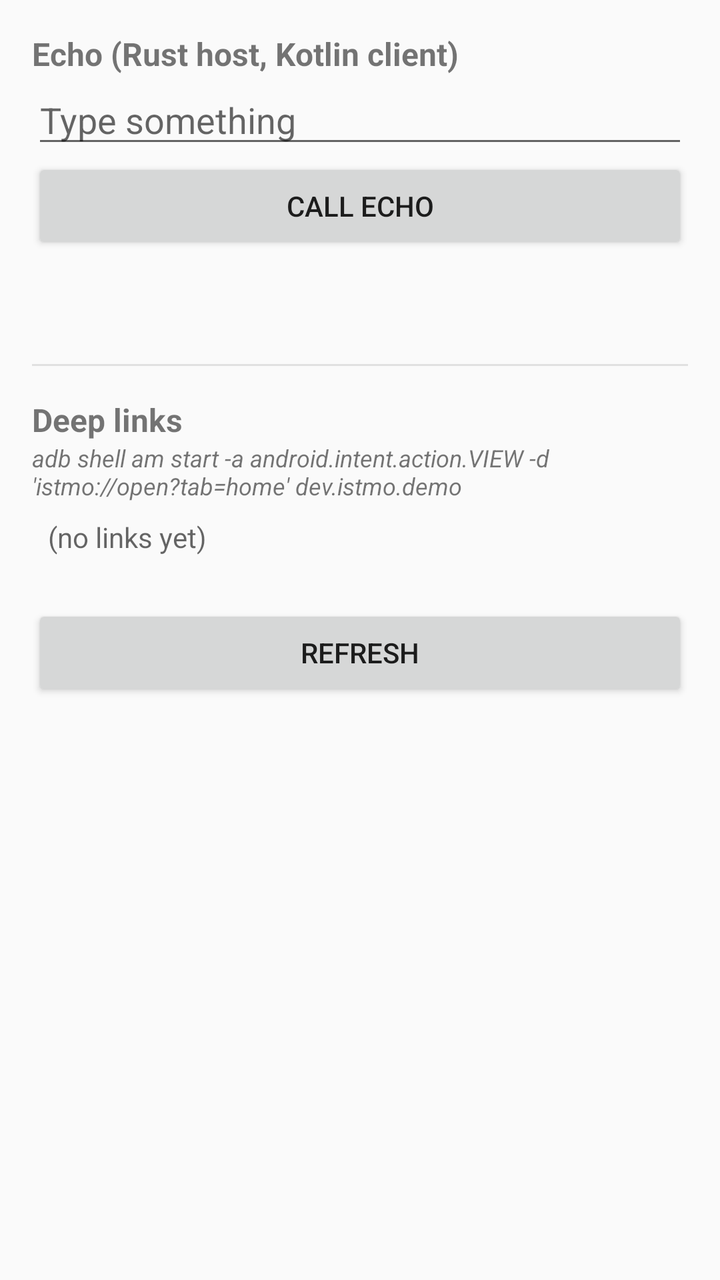
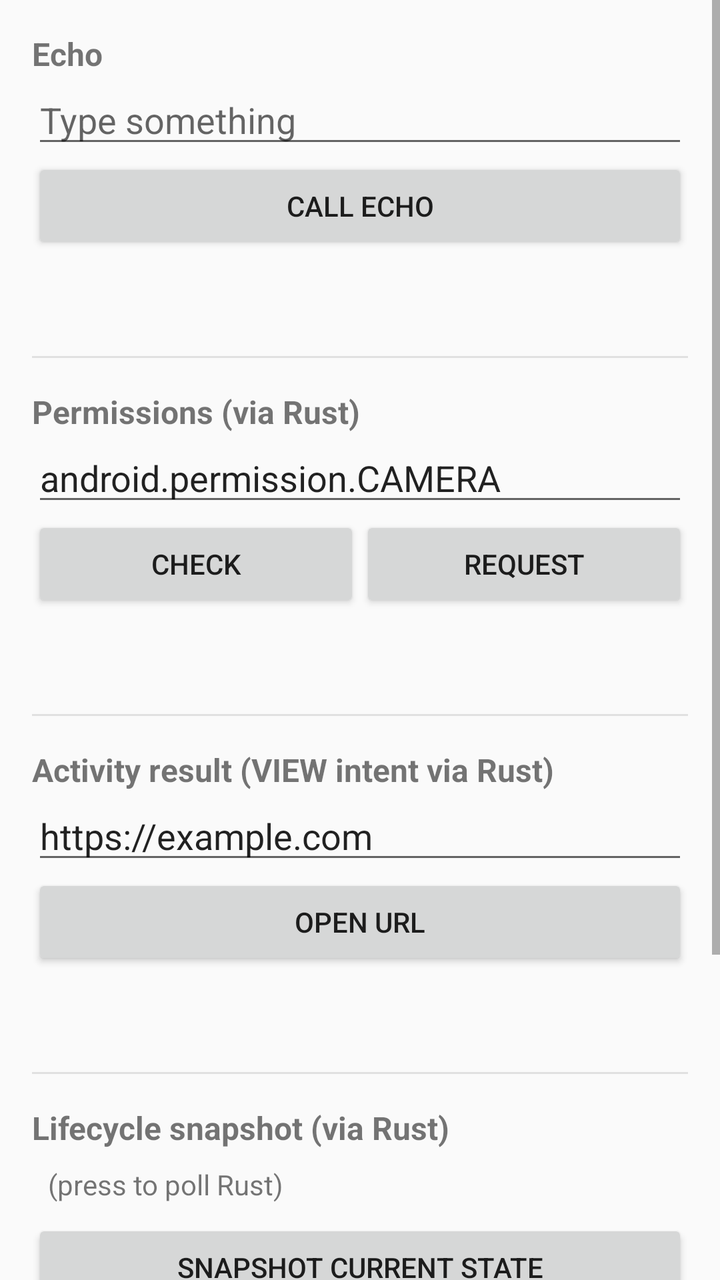

Two renders of the same Android screen: before a commit and after it. Below are the layout's source before the change and the commit's diff.
<!-- AndroidManifest.xml: application theme Theme.AppCompat.Light.NoActionBar -->
<!-- res/layout/activity_main.xml -->
<?xml version="1.0" encoding="utf-8"?>
<ScrollView xmlns:android="http://schemas.android.com/apk/res/android"
    android:layout_width="match_parent"
    android:layout_height="match_parent">

    <LinearLayout
        android:orientation="vertical"
        android:layout_width="match_parent"
        android:layout_height="wrap_content"
        android:padding="16dp">

        
        <TextView
            android:layout_width="match_parent"
            android:layout_height="wrap_content"
            android:text="Echo (Rust host, Kotlin client)"
            android:textStyle="bold"
            android:textSize="16sp" />

        <EditText
            android:id="@+id/inputText"
            android:layout_width="match_parent"
            android:layout_height="wrap_content"
            android:hint="Type something"
            android:inputType="text"
            android:importantForAutofill="no" />

        <Button
            android:id="@+id/callButton"
            android:layout_width="match_parent"
            android:layout_height="wrap_content"
            android:text="Call Echo" />

        <TextView
            android:id="@+id/output"
            android:layout_width="match_parent"
            android:layout_height="wrap_content"
            android:layout_marginTop="4dp"
            android:padding="8dp"
            android:textIsSelectable="true" />

        <View
            android:layout_width="match_parent"
            android:layout_height="1dp"
            android:layout_marginVertical="16dp"
            android:background="#E0E0E0" />

        
        <TextView
            android:layout_width="match_parent"
            android:layout_height="wrap_content"
            android:text="Deep links"
            android:textStyle="bold"
            android:textSize="16sp" />

        <TextView
            android:layout_width="match_parent"
            android:layout_height="wrap_content"
            android:textStyle="italic"
            android:textSize="12sp"
            android:text="adb shell am start -a android.intent.action.VIEW -d 'istmo://open?tab=home' dev.istmo.demo" />

        <TextView
            android:id="@+id/deeplinkList"
            android:layout_width="match_parent"
            android:layout_height="wrap_content"
            android:padding="8dp"
            android:textIsSelectable="true"
            android:minLines="2"
            android:hint="(no links yet)" />

        <Button
            android:id="@+id/deeplinkRefresh"
            android:layout_width="match_parent"
            android:layout_height="wrap_content"
            android:text="Refresh" />
    </LinearLayout>
</ScrollView>
<!-- resources referenced by this layout -->
<resources>

</resources>

<!-- the commit's change to res/layout/activity_main.xml (unified diff, before → after) -->
@@ -13,7 +13,7 @@
         <TextView
             android:layout_width="match_parent"
             android:layout_height="wrap_content"
-            android:text="Echo (Rust host, Kotlin client)"
+            android:text="Echo"
             android:textStyle="bold"
             android:textSize="16sp" />
 
@@ -35,7 +35,6 @@
             android:id="@+id/output"
             android:layout_width="match_parent"
             android:layout_height="wrap_content"
-            android:layout_marginTop="4dp"
             android:padding="8dp"
             android:textIsSelectable="true" />
 
@@ -49,7 +48,117 @@
         <TextView
             android:layout_width="match_parent"
             android:layout_height="wrap_content"
-            android:text="Deep links"
+            android:text="Permissions (via Rust)"
+            android:textStyle="bold"
+            android:textSize="16sp" />
+
+        <EditText
+            android:id="@+id/permissionInput"
+            android:layout_width="match_parent"
+            android:layout_height="wrap_content"
+            android:text="android.permission.CAMERA"
+            android:inputType="text"
+            android:importantForAutofill="no" />
+
+        <LinearLayout
+            android:orientation="horizontal"
+            android:layout_width="match_parent"
+            android:layout_height="wrap_content">
+            <Button
+                android:id="@+id/permissionCheck"
+                android:layout_width="0dp"
+                android:layout_weight="1"
+                android:layout_height="wrap_content"
+                android:text="Check" />
+            <Button
+                android:id="@+id/permissionRequest"
+                android:layout_width="0dp"
+                android:layout_weight="1"
+                android:layout_height="wrap_content"
+                android:text="Request" />
+        </LinearLayout>
+
+        <TextView
+            android:id="@+id/permissionOutput"
+            android:layout_width="match_parent"
+            android:layout_height="wrap_content"
+            android:padding="8dp"
+            android:textIsSelectable="true" />
+
+        <View
+            android:layout_width="match_parent"
+            android:layout_height="1dp"
+            android:layout_marginVertical="16dp"
+            android:background="#E0E0E0" />
+
+        
+        <TextView
+            android:layout_width="match_parent"
+            android:layout_height="wrap_content"
+            android:text="Activity result (VIEW intent via Rust)"
+            android:textStyle="bold"
+            android:textSize="16sp" />
+
+        <EditText
+            android:id="@+id/intentUri"
+            android:layout_width="match_parent"
+            android:layout_height="wrap_content"
+            android:text="https://example.com"
+            android:inputType="textUri"
+            android:importantForAutofill="no" />
+
+        <Button
+            android:id="@+id/launchIntent"
+            android:layout_width="match_parent"
+            android:layout_height="wrap_content"
+            android:text="Open URL" />
+
+        <TextView
+            android:id="@+id/intentOutput"
+            android:layout_width="match_parent"
+            android:layout_height="wrap_content"
+            android:padding="8dp"
+            android:textIsSelectable="true" />
+
+        <View
+            android:layout_width="match_parent"
+            android:layout_height="1dp"
+            android:layout_marginVertical="16dp"
+            android:background="#E0E0E0" />
+
+        
+        <TextView
+            android:layout_width="match_parent"
+            android:layout_height="wrap_content"
+            android:text="Lifecycle snapshot (via Rust)"
+            android:textStyle="bold"
+            android:textSize="16sp" />
+
+        <TextView
+            android:id="@+id/lifecycleState"
+            android:layout_width="match_parent"
+            android:layout_height="wrap_content"
+            android:padding="8dp"
+            android:text="(press to poll Rust)"
+            android:textIsSelectable="true" />
+
+        <Button
+            android:id="@+id/lifecycleRefresh"
+            android:layout_width="match_parent"
+            android:layout_height="wrap_content"
+            android:text="Snapshot current state" />
+
+        <View
+            android:layout_width="match_parent"
+            android:layout_height="1dp"
+            android:layout_marginVertical="16dp"
+            android:background="#E0E0E0" />
+
+        
+        <TextView
+            android:layout_width="match_parent"
+            android:layout_height="wrap_content"
+            android:text="Deep links (Rust drain)"
             android:textStyle="bold"
             android:textSize="16sp" />
 
@@ -67,12 +176,12 @@
             android:padding="8dp"
             android:textIsSelectable="true"
             android:minLines="2"
-            android:hint="(no links yet)" />
+            android:hint="(no links drained)" />
 
         <Button
             android:id="@+id/deeplinkRefresh"
             android:layout_width="match_parent"
             android:layout_height="wrap_content"
-            android:text="Refresh" />
+            android:text="Drain deep links via Rust" />
     </LinearLayout>
 </ScrollView>
